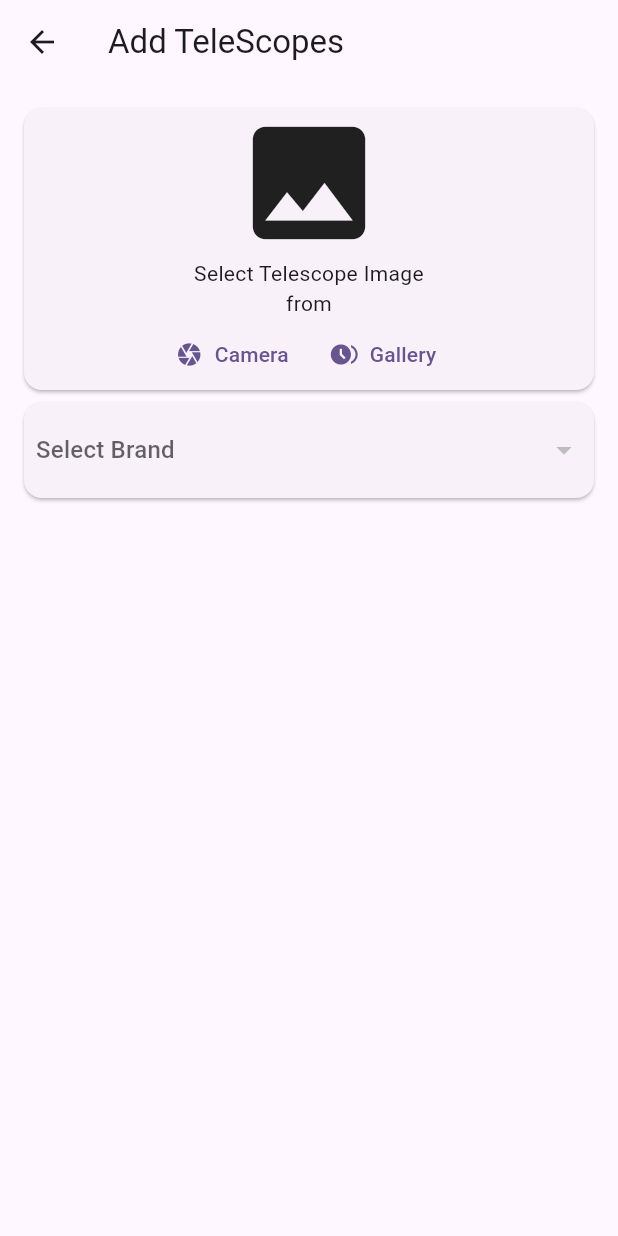
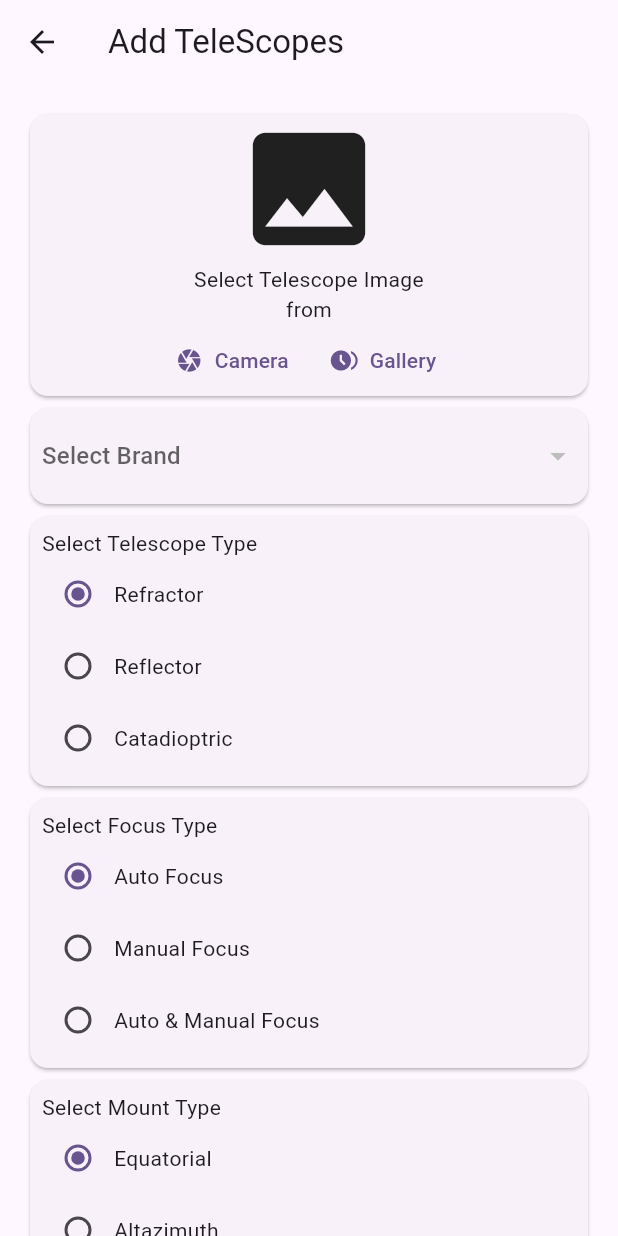
Before and after one commit to BOSS6292/ShopAtoZ, a Flutter app: the AddTeleScope screen opened by its route, on a phone screen of 412 x 824 dp. Run offline on Flutter 3.47's test engine with Material 3 defaults, Android fonts, the phone set to English and light mode, and no system bars; our stand-ins replace cloud_firestore, firebase_auth, firebase_core, flutter_easyloading, freezed_annotation, go_router; accounts and stored records are empty.

Commit message:
Built RadioGroup on add_telescope_page.dart

```diff
--- /dev/null
+++ b/lib/customwidgets/radio_group.dart
@@ -0,0 +1,57 @@
+import 'package:flutter/material.dart';
+
+class RadioGroup extends StatefulWidget {
+  final String groupValue;
+  final String label;
+  final List<String> items;
+  final Function(String) onItemsSelected;
+
+  const RadioGroup(
+      {super.key,
+      required this.groupValue,
+      required this.label,
+      required this.items,
+      required this.onItemsSelected});
+
+  @override
+  State<RadioGroup> createState() => _RadioGroupState();
+}
+
+class _RadioGroupState extends State<RadioGroup> {
+ late String groupValue;
+  @override
+  void initState() {
+    groupValue = widget.groupValue;
+    super.initState();
+  }
+  @override
+  Widget build(BuildContext context) {
+    return Card(
+      child: Padding(
+        padding: const EdgeInsets.all(8.0),
+        child: Column(
+          crossAxisAlignment: CrossAxisAlignment.start,
+          children: [
+            Text(widget.label),
+            for(int i=0; i<widget.items.length; i++)
+              Row(
+                children: [
+                  Radio(
+                      value: widget.items[i],
+                      groupValue: groupValue,
+                      onChanged: (value){
+                        setState(() {
+                          groupValue = value!;
+                        });
+                        widget.onItemsSelected(value!);
+                      },
+                      ),
+                  Text(widget.items[i]),
+                ],
+              )
+          ],
+        ),
+      ),
+    );
+  }
+}
--- a/lib/models/brand.dart
+++ b/lib/models/brand.dart
@@ -16,7 +16,17 @@ class Brand {
   }
 
   factory Brand.fromJson(Map<String, dynamic> map) => Brand(
-        id: map[brandFieldId],
-        name: map[brandFieldName],
-      );
+    id: map[brandFieldId],
+    name: map[brandFieldName],
+  );
+
+  @override
+  bool operator == (Object other) {
+    if (identical(this, other)) return true;
+    return other is Brand && other.id == id && other.name == name;
+  }
+
+  @override
+  int get hashCode => Object.hash(id, name);
+
 }
--- a/lib/pages/add_telescope_page.dart
+++ b/lib/pages/add_telescope_page.dart
@@ -2,6 +2,7 @@ import 'dart:io';
 
 import 'package:flutter/material.dart';
 import 'package:provider/provider.dart';
+import 'package:shop_a_z/customwidgets/radio_group.dart';
 import 'package:shop_a_z/models/brand.dart';
 import 'package:shop_a_z/providers/telescope_provider.dart';
 import 'package:shop_a_z/utils/constants.dart';
@@ -28,8 +29,8 @@ class _AddTeleScopeState extends State<AddTeleScope> {
   String? imageLocalPath;
   DateTime? dateTime;
   String mountDescription = TelescopeUtils.mountList.first;
-  String focusType = TelescopeUtils.mountList.first;
-  String telescopeType = TelescopeUtils.mountList.first;
+  String focusType = TelescopeUtils.focusList.first;
+  String telescopeType = TelescopeUtils.typeList.first;
 
   @override
   Widget build(BuildContext context) {
@@ -40,7 +41,7 @@ class _AddTeleScopeState extends State<AddTeleScope> {
       body: Form(
         key: _formKey,
         child: ListView(
-          padding: const EdgeInsets.all(12.0),
+          padding: const EdgeInsets.all(16.0),
           children: [
             Card(
               child: Column(
@@ -102,6 +103,30 @@ class _AddTeleScopeState extends State<AddTeleScope> {
                         ),
                 ),
               ),
+            ),
+            RadioGroup(
+              groupValue: telescopeType,
+              label: 'Select Telescope Type',
+              items: TelescopeUtils.typeList,
+              onItemsSelected: (value) {
+                telescopeType = value;
+              },
+            ),
+            RadioGroup(
+              groupValue: focusType,
+              label: 'Select Focus Type',
+              items: TelescopeUtils.focusList,
+              onItemsSelected: (value) {
+                focusType = value;
+              },
+            ),
+            RadioGroup(
+              groupValue: mountDescription,
+              label: 'Select Mount Type',
+              items: TelescopeUtils.mountList,
+              onItemsSelected: (value) {
+                mountDescription = value;
+              },
             )
           ],
         ),
```
